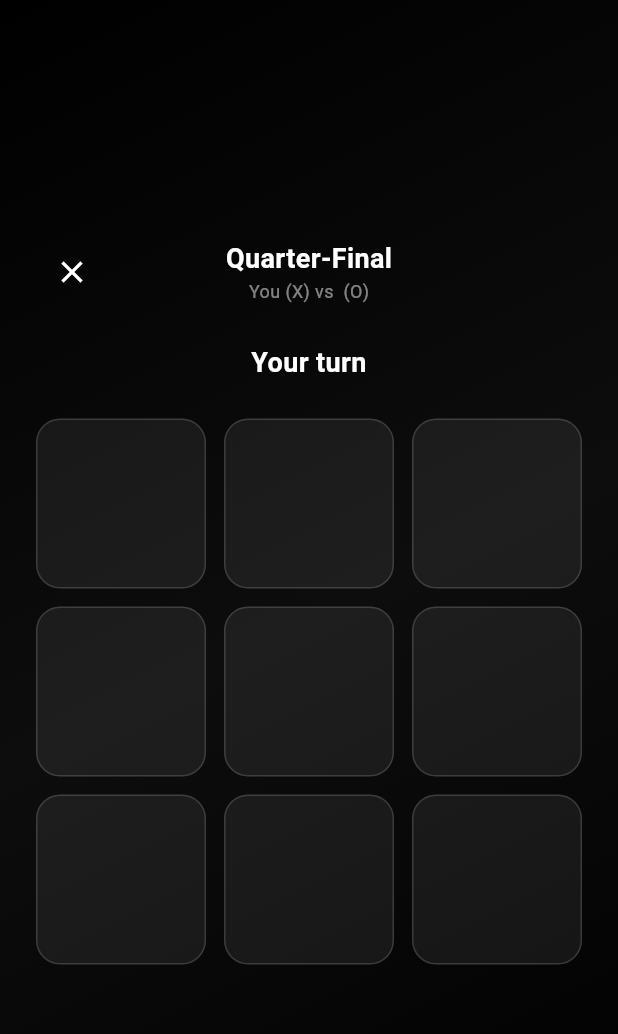
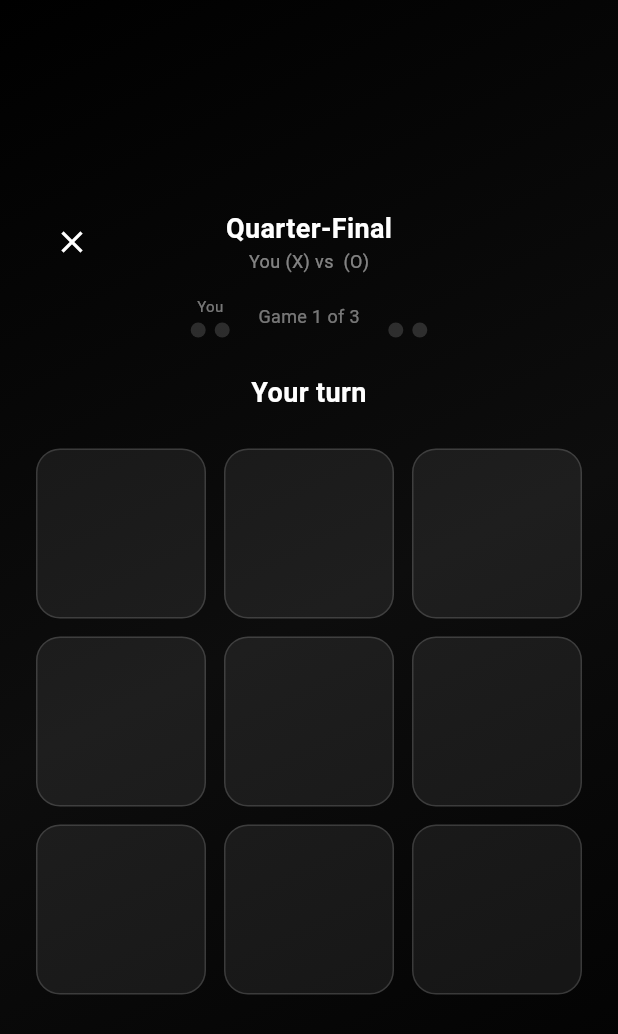
Before and after one commit to shahidkvmdam/tic-tac-toe, a Flutter app: the TournamentGameScreen screen opened directly with empty values, on a phone screen of 412 x 824 dp. Shown: the top 1034 px of the screen. Run offline on Flutter 3.47's test engine with Material 3 defaults, Android fonts, the phone set to English and light mode, and no system bars; our stand-ins replace audioplayers, cloud_firestore, confetti, firebase_auth, firebase_core, google_sign_in and 2 more; accounts and stored records are empty.

Commit message:
feat: best-of-3 matches, draw replay, champion fix, double-reset guard

```diff
--- a/lib/screens/tournament_game_screen.dart
+++ b/lib/screens/tournament_game_screen.dart
@@ -47,6 +47,15 @@ class _TournamentGameScreenState extends State<TournamentGameScreen>
   bool _reportedWinner = false;
   bool _navigatedBack = false;
 
+  // Best of 3
+  int _winsX = 0;
+  int _winsO = 0;
+  int _gameNumber = 1;
+  bool _resettingBoard = false;
+  // Effective wins including the current unsaved game result
+  int _effectiveWinsX = 0;
+  int _effectiveWinsO = 0;
+
   late ConfettiController _confettiController;
   late AnimationController _shakeController;
   late AnimationController _flashController;
@@ -93,6 +102,9 @@ class _TournamentGameScreenState extends State<TournamentGameScreen>
         'currentPlayer': 'X',
         'winner': '',
         'isDraw': false,
+        'winsX': 0,
+        'winsO': 0,
+        'gameNumber': 1,
       }, SetOptions(merge: true));
     }
   }
@@ -106,6 +118,12 @@ class _TournamentGameScreenState extends State<TournamentGameScreen>
         _currentPlayer = data['currentPlayer'] as String;
         _winner = data['winner'] as String? ?? '';
         _isDraw = data['isDraw'] as bool? ?? false;
+        _winsX = data['winsX'] as int? ?? 0;
+        _winsO = data['winsO'] as int? ?? 0;
+        _gameNumber = data['gameNumber'] as int? ?? 1;
+        // Effective wins = stored wins + this game's result (not yet saved to Firestore)
+        _effectiveWinsX = _winsX + (_winner == 'X' ? 1 : 0);
+        _effectiveWinsO = _winsO + (_winner == 'O' ? 1 : 0);
       });
 
       if (_winner.isNotEmpty || _isDraw) {
@@ -115,36 +133,81 @@ class _TournamentGameScreenState extends State<TournamentGameScreen>
   }
 
   void _handleGameEnd() {
-    if (_reportedWinner) return;
+    if (_resettingBoard) return;
 
-    if (_winner == _mySymbol) {
-      _confettiController.play();
+    final newWinsX = _winsX + (_winner == 'X' ? 1 : 0);
+    final newWinsO = _winsO + (_winner == 'O' ? 1 : 0);
+    final matchWinner = newWinsX >= 2 ? 'X' : (newWinsO >= 2 ? 'O' : '');
+    final iWonThisGame = _winner == _mySymbol;
+    final iLostThisGame = _winner == _opponentSymbol;
+
+    if (iWonThisGame) {
+      if (matchWinner == _mySymbol) {
+        _confettiController.play();
+      }
       SoundService.instance.playWin();
       HapticFeedback.vibrate();
-    } else if (_winner == _opponentSymbol) {
+    } else if (iLostThisGame) {
       _shakeController.forward(from: 0);
-      _flashController
-          .forward(from: 0)
-          .then((_) => _flashController.reverse());
+      _flashController.forward(from: 0).then((_) => _flashController.reverse());
       HapticFeedback.heavyImpact();
       SoundService.instance.playLose();
     } else {
       SoundService.instance.playDraw();
     }
-  }
 
-  Future<void> _reportWinner(String winnerUid) async {
+    // Only player1 (X) drives state transitions
+    if (_mySymbol != 'X') return;
     if (_reportedWinner) return;
-    _reportedWinner = true;
-    // Only player1 (X) reports to avoid double writes
-    if (_mySymbol != 'X') return;
-    await _service.reportMatchWinner(
-        widget.tournamentId, widget.match.matchIndex, winnerUid);
+
+    if (matchWinner.isNotEmpty) {
+      // Match decided
+      _reportedWinner = true;
+      final winnerUid = matchWinner == 'X'
+          ? widget.match.player1Uid
+          : widget.match.player2Uid;
+      _service.reportMatchWinner(
+          widget.tournamentId, widget.match.matchIndex, winnerUid);
+    } else {
+      // Next game — reset board after short delay
+      // On draw: keep same gameNumber and scores (replay)
+      // On win: increment gameNumber and update scores
+      final isDraw = _isDraw;
+      final savedWinsX = newWinsX;
+      final savedWinsO = newWinsO;
+      final savedGameNumber = _gameNumber;
+      _resettingBoard = true;
+      Future.delayed(const Duration(seconds: 2), () async {
+        if (!mounted) return;
+        // Guard: only reset if still showing a finished game (not already reset)
+        final snap = await _gameRef.get();
+        if (!snap.exists) return;
+        final d = snap.data() as Map<String, dynamic>;
+        final currentWinner = d['winner'] as String? ?? '';
+        final currentDraw = d['isDraw'] as bool? ?? false;
+        if (currentWinner.isEmpty && !currentDraw) {
+          // Already reset by another client
+          if (mounted) setState(() => _resettingBoard = false);
+          return;
+        }
+        await _gameRef.update({
+          'board': List.filled(9, ''),
+          'currentPlayer': 'X',
+          'winner': '',
+          'isDraw': false,
+          'winsX': isDraw ? (d['winsX'] as int? ?? 0) : savedWinsX,
+          'winsO': isDraw ? (d['winsO'] as int? ?? 0) : savedWinsO,
+          'gameNumber': isDraw ? (d['gameNumber'] as int? ?? 1) : savedGameNumber + 1,
+        });
+        if (mounted) setState(() => _resettingBoard = false);
+      });
+    }
   }
 
   Future<void> _playMove(int index) async {
     if (_board[index].isNotEmpty || _winner.isNotEmpty || _isDraw) return;
     if (_currentPlayer != _mySymbol) return;
+    if (_resettingBoard) return;
 
     HapticFeedback.lightImpact();
     SoundService.instance.playTap();
@@ -160,20 +223,6 @@ class _TournamentGameScreenState extends State<TournamentGameScreen>
       'winner': winner,
       'isDraw': isDraw,
     });
-
-    if (winner.isNotEmpty) {
-      final winnerUid = winner == widget.match.player1Uid[0]
-          ? widget.match.player1Uid
-          : widget.match.player2Uid;
-      // Determine winner UID from symbol
-      final wUid = winner == 'X'
-          ? widget.match.player1Uid
-          : widget.match.player2Uid;
-      await _reportWinner(wUid);
-    } else if (isDraw) {
-      // On draw, player1 (X) wins by default (or re-play — here we give X the win)
-      await _reportWinner(widget.match.player1Uid);
-    }
   }
 
   String _findWinner(List<String> board) {
@@ -208,24 +257,28 @@ class _TournamentGameScreenState extends State<TournamentGameScreen>
   }
 
   bool get _isFinalMatch => _roundLabel == 'Final';
+  int get _myWins => _mySymbol == 'X' ? _effectiveWinsX : _effectiveWinsO;
+  int get _oppWins => _mySymbol == 'X' ? _effectiveWinsO : _effectiveWinsX;
+  bool get _matchOver => _myWins >= 2 || _oppWins >= 2;
 
   String get _statusText {
-    if (_winner == _mySymbol) {
-      return _isFinalMatch
-          ? 'You are the Champion! 🏆'
-          : 'You win! 🎉 Moving to next round...';
+    if (_matchOver) {
+      if (_myWins >= 2) {
+        return _isFinalMatch ? 'You are the Champion! 🏆' : 'You win the match! 🎉 Moving to next round...';
+      } else {
+        return _isFinalMatch ? '$_opponentName is the Champion! 🏆' : '$_opponentName wins the match.';
+      }
     }
-    if (_winner == _opponentSymbol) {
-      return _isFinalMatch
-          ? '$_opponentName is the Champion! 🏆'
-          : '$_opponentName wins this match.';
-    }
-    if (_isDraw) return 'Draw — advancing Player 1...';
+    if (_winner == _mySymbol) return 'You won game $_gameNumber! Next game starting...';
+    if (_winner == _opponentSymbol) return '$_opponentName won game $_gameNumber. Next game starting...';
+    if (_isDraw) return 'Draw! Replaying game $_gameNumber...';
     if (_currentPlayer == _mySymbol) return 'Your turn';
     return "$_opponentName's turn...";
   }
 
   Color get _statusColor {
+    if (_matchOver && _myWins >= 2) return const Color(0xFF4ADE80);
+    if (_matchOver && _oppWins >= 2) return const Color(0xFFF87171);
     if (_winner == _mySymbol) return const Color(0xFF4ADE80);
     if (_winner == _opponentSymbol) return const Color(0xFFF87171);
     if (_isDraw) return const Color(0xFFFBBF24);
@@ -233,6 +286,7 @@ class _TournamentGameScreenState extends State<TournamentGameScreen>
   }
 
   bool get _gameOver => _winner.isNotEmpty || _isDraw;
+  bool get _currentGameOver => _gameOver && !_resettingBoard;
 
   @override
   void dispose() {
@@ -299,6 +353,25 @@ class _TournamentGameScreenState extends State<TournamentGameScreen>
                               const SizedBox(width: 48),
                             ],
                           ),
+                          const SizedBox(height: 12),
+                          // Score + game number
+                          Row(
+                            mainAxisAlignment: MainAxisAlignment.center,
+                            children: [
+                              _ScorePip(wins: _myWins, label: 'You'),
+                              Padding(
+                                padding: const EdgeInsets.symmetric(horizontal: 16),
+                                child: Text(
+                                  'Game $_gameNumber of 3',
+                                  style: TextStyle(
+                                    color: Colors.white.withValues(alpha: 0.45),
+                                    fontSize: 12,
+                                  ),
+                                ),
+                              ),
+                              _ScorePip(wins: _oppWins, label: _opponentName),
+                            ],
+                          ),
                           const SizedBox(height: 24),
 
                           // Status
@@ -346,7 +419,7 @@ class _TournamentGameScreenState extends State<TournamentGameScreen>
 
                           const SizedBox(height: 24),
 
-                          if (_gameOver) ...[
+                          if (_matchOver) ...[
                             SizedBox(
                               width: double.infinity,
                               height: 52,
@@ -427,6 +500,39 @@ class _TournamentGameScreenState extends State<TournamentGameScreen>
   }
 }
 
+// ── Score pip (win dots) ─────────────────────────────────────────────────────
+class _ScorePip extends StatelessWidget {
+  final int wins;
+  final String label;
+  const _ScorePip({required this.wins, required this.label});
+
+  @override
+  Widget build(BuildContext context) {
+    return Column(
+      children: [
+        Text(label,
+            style: TextStyle(
+                color: Colors.white.withValues(alpha: 0.45), fontSize: 10),
+            overflow: TextOverflow.ellipsis),
+        const SizedBox(height: 4),
+        Row(
+          children: List.generate(2, (i) => Container(
+            margin: const EdgeInsets.symmetric(horizontal: 3),
+            width: 10,
+            height: 10,
+            decoration: BoxDecoration(
+              shape: BoxShape.circle,
+              color: i < wins
+                  ? const Color(0xFF4ADE80)
+                  : Colors.white.withValues(alpha: 0.15),
+            ),
+          )),
+        ),
+      ],
+    );
+  }
+}
+
 // ── Board cell ───────────────────────────────────────────────────────────────
 class _BoardCell extends StatelessWidget {
   final String value;
```
